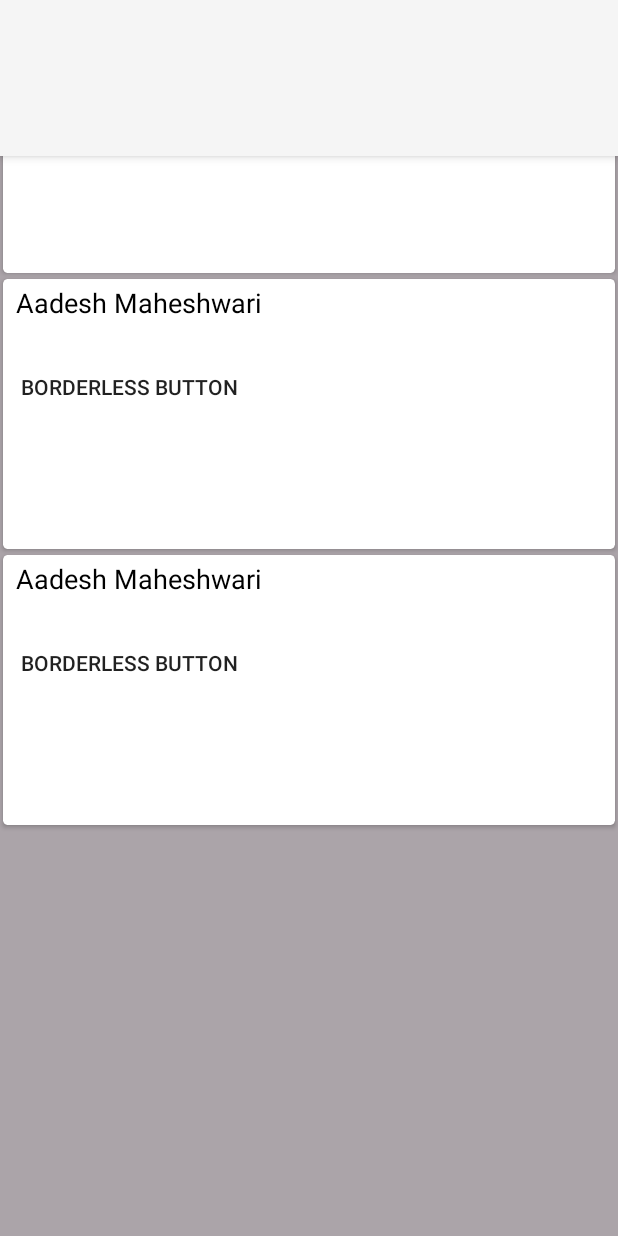
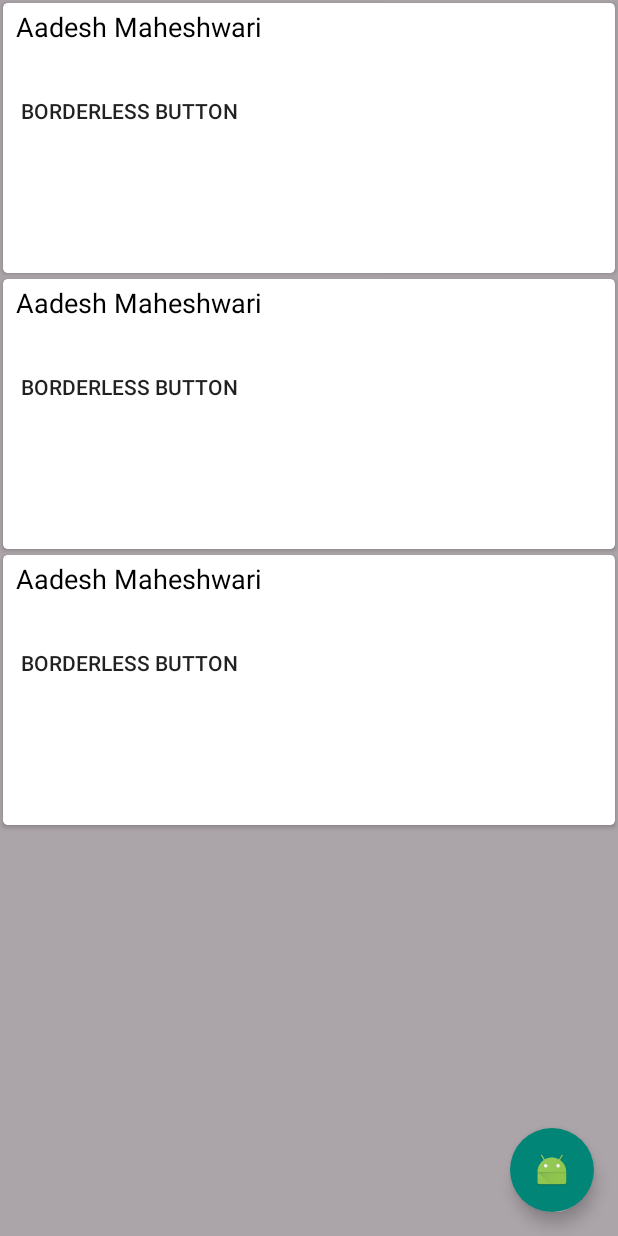
Before and after one commit to jaydeepw/experiments, an Android app: the layout list_layout.xml on its own in the app's theme, with its tools: preview values and no code run, on a phone screen of 412 x 824 dp. Run offline under Robolectric (Android 15) with nearby library versions, the phone set to English and light mode, and no system bars; plain views replace SuperRecyclerView.

Commit message:
add floating action button to the cards list

```diff
--- a/app/src/main/java/com/github/jaydeep/cardlist/ScannedCardsListActivity.java
+++ b/app/src/main/java/com/github/jaydeep/cardlist/ScannedCardsListActivity.java
@@ -1,7 +1,7 @@
 package com.github.jaydeep.cardlist;
 
+import android.os.Bundle;
 import android.support.v7.app.AppCompatActivity;
-import android.os.Bundle;
 import android.view.Menu;
 import android.view.MenuItem;
 
@@ -11,6 +11,17 @@ public class ScannedCardsListActivity extends AppCompatActivity {
     protected void onCreate(Bundle savedInstanceState) {
         super.onCreate(savedInstanceState);
         setContentView(R.layout.scanned_cards_list);
+
+        /*Toolbar toolbar = (Toolbar) findViewById(R.id.toolbar);
+        if (toolbar != null) {
+            setSupportActionBar(toolbar);
+        }
+
+        final ActionBar ab = getSupportActionBar();
+        if (ab != null) {
+            ab.setHomeAsUpIndicator(R.drawable.fab_background);
+            ab.setDisplayHomeAsUpEnabled(true);
+        }*/
     }
 
 
--- a/app/src/main/res/layout/list_layout.xml
+++ b/app/src/main/res/layout/list_layout.xml
@@ -1,12 +1,13 @@
 <?xml version="1.0" encoding="utf-8"?>
-<RelativeLayout xmlns:android="http://schemas.android.com/apk/res/android"
+
+<android.support.design.widget.CoordinatorLayout xmlns:android="http://schemas.android.com/apk/res/android"
     xmlns:app="http://schemas.android.com/apk/res-auto"
     xmlns:tools="http://schemas.android.com/tools"
-    android:layout_width="wrap_content"
-    android:layout_height="wrap_content"
-    android:background="#FFFFFF">
+    android:id="@+id/main_content"
+    android:layout_width="match_parent"
+    android:layout_height="match_parent">
 
-    <android.support.design.widget.AppBarLayout
+<!--    <android.support.design.widget.AppBarLayout
         android:layout_width="match_parent"
         android:layout_height="wrap_content"
         android:theme="@style/ThemeOverlay.AppCompat.Dark.ActionBar">
@@ -19,12 +20,7 @@
             app:popupTheme="@style/ThemeOverlay.AppCompat.Light"
             app:layout_scrollFlags="scroll|enterAlways" />
 
-        <android.support.design.widget.TabLayout
-            android:id="@+id/tabs"
-            android:layout_width="match_parent"
-            android:layout_height="wrap_content" />
-
-    </android.support.design.widget.AppBarLayout>
+    </android.support.design.widget.AppBarLayout>-->
 
     <com.malinskiy.superrecyclerview.SuperRecyclerView
         android:id="@+id/scanned_cards_list"
@@ -36,4 +32,13 @@
         app:recyclerPadding="5dp"
         app:scrollbarStyle="insideOverlay"/>
 
-</RelativeLayout>
+    <android.support.design.widget.FloatingActionButton
+        android:id="@+id/fab"
+        android:layout_width="wrap_content"
+        android:layout_height="wrap_content"
+        android:layout_gravity="end|bottom"
+        android:layout_margin="16dp"
+        app:borderWidth="0dp"
+        android:src="@mipmap/ic_launcher" />
+
+</android.support.design.widget.CoordinatorLayout>
--- a/app/src/main/res/values/styles.xml
+++ b/app/src/main/res/values/styles.xml
@@ -3,6 +3,7 @@
     <!-- Base application theme. -->
     <style name="AppTheme" parent="Theme.AppCompat.Light">
         <!-- Customize your theme here. -->
+
     </style>
 
 </resources>
```
